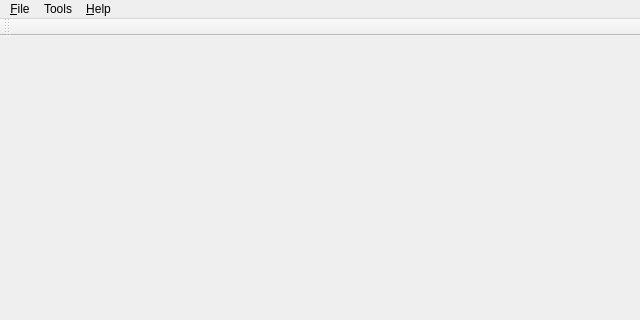
The window that qtCanvas/forms/mainwindow.ui (amireh/qtCanvas) describes before a commit, drawn with Qt 5; both pictures show x 0 to 640 and y 0 to 320 of the 640 by 480 pixel window.
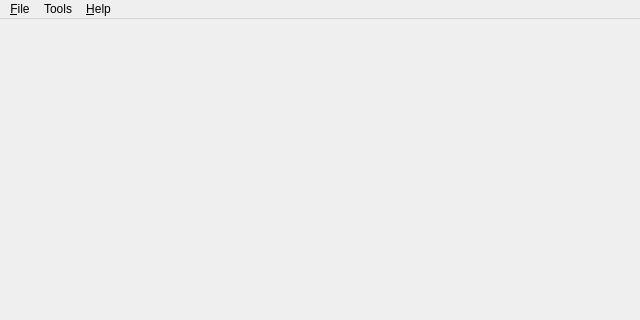
The same window after the commit. Icons and pictures are not drawn.

Commit message: Done with funny scroll-area contents not fitting

```diff
--- a/qtCanvas/forms/mainwindow.ui
+++ b/qtCanvas/forms/mainwindow.ui
@@ -14,7 +14,7 @@
    </rect>
   </property>
   <property name="sizePolicy">
-   <sizepolicy hsizetype="Preferred" vsizetype="Preferred">
+   <sizepolicy hsizetype="MinimumExpanding" vsizetype="Preferred">
     <horstretch>0</horstretch>
     <verstretch>0</verstretch>
    </sizepolicy>
@@ -76,23 +76,6 @@
    <addaction name="menuHelp"/>
   </widget>
   <widget class="QStatusBar" name="statusBar"/>
-  <widget class="QToolBar" name="toolBar">
-   <property name="windowTitle">
-    <string>toolBar</string>
-   </property>
-   <property name="allowedAreas">
-    <set>Qt::AllToolBarAreas</set>
-   </property>
-   <property name="toolButtonStyle">
-    <enum>Qt::ToolButtonFollowStyle</enum>
-   </property>
-   <attribute name="toolBarArea">
-    <enum>TopToolBarArea</enum>
-   </attribute>
-   <attribute name="toolBarBreak">
-    <bool>false</bool>
-   </attribute>
-  </widget>
   <action name="actionQuit">
    <property name="text">
     <string>&amp;Quit</string>
```
Left out of the diff: 7 changed lines with no effect on the pictures. The commit also changes 8 other files.
